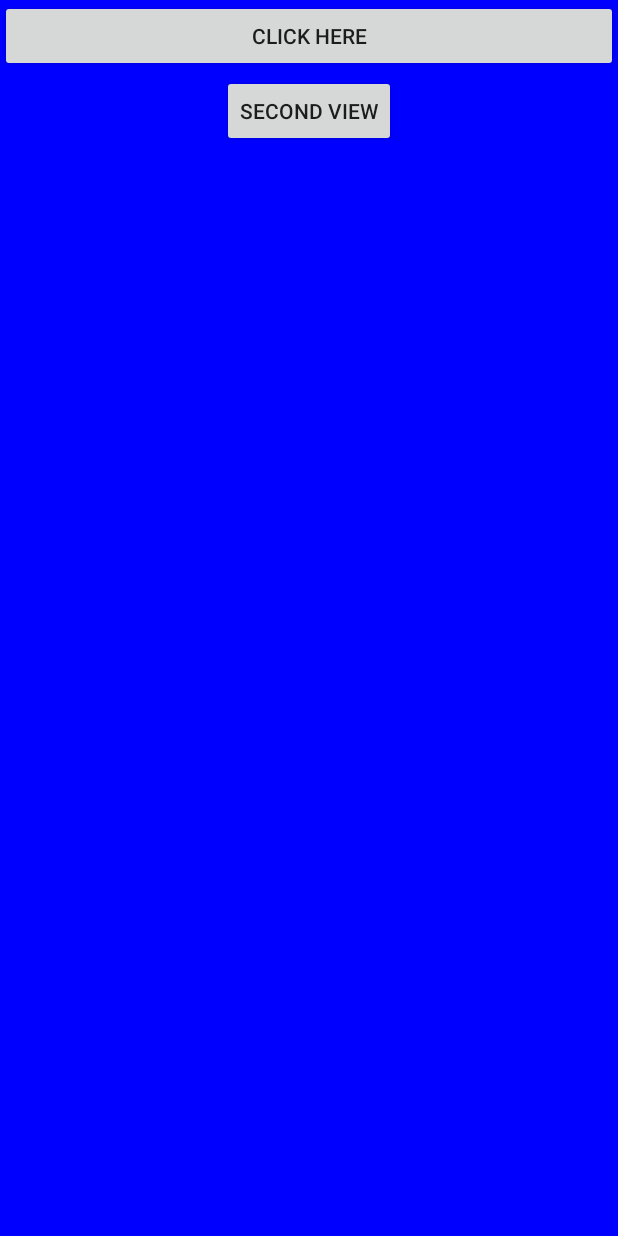
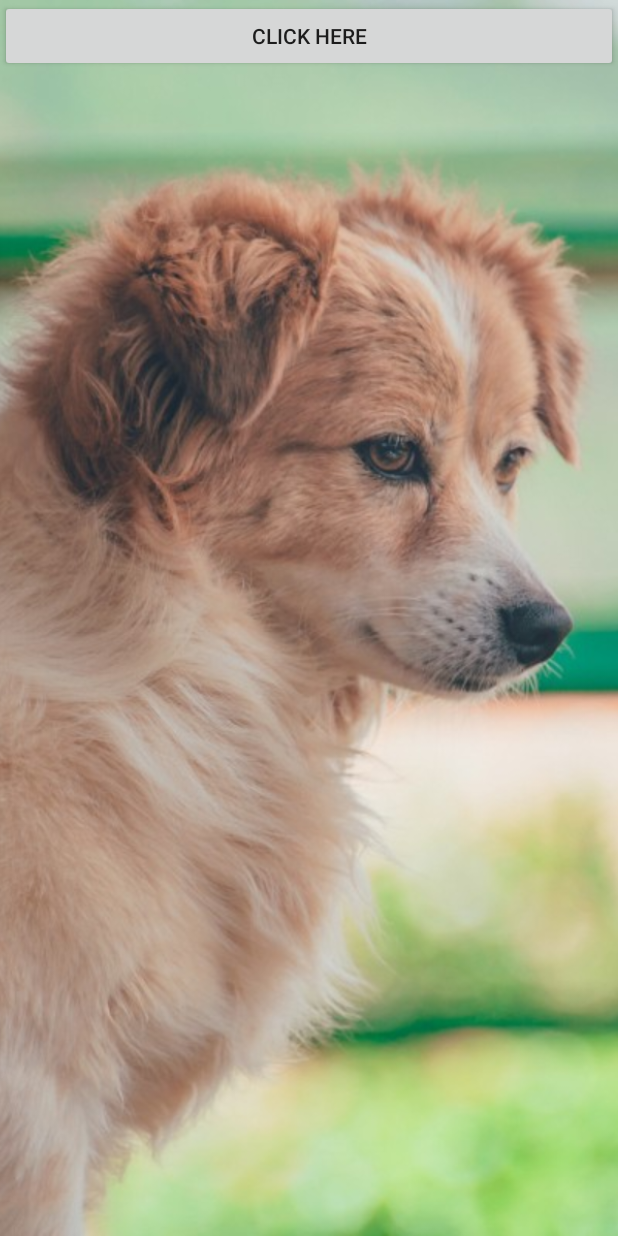
Before and after one commit to UenoNoOmawarisan/DTICnew, an Android app: the screen it shows after launch (MainActivity), after a tap on "CLICK HERE", on a phone screen of 412 x 824 dp. Run offline under Robolectric (Android 15) with nearby library versions, the phone set to English and light mode, and no system bars.

Commit message:
一応、犬の画像が表示された

```diff
--- a/app/src/main/res/layout/brushing.xml
+++ b/app/src/main/res/layout/brushing.xml
@@ -5,8 +5,15 @@
     android:layout_width="match_parent"
     android:layout_height="match_parent"
     android:orientation="vertical"
-    android:background="#0000FF"
     >
+
+    <ImageView
+        android:id="@+id/imageView"
+        android:layout_width="match_parent"
+        android:layout_height="match_parent"
+        android:src="@raw/kawaii"
+        android:scaleType="centerCrop"/>
+
     <Button
         android:id="@+id/button2"
         android:layout_width="wrap_content"
```
Also changed, not shown: 5 other files.
